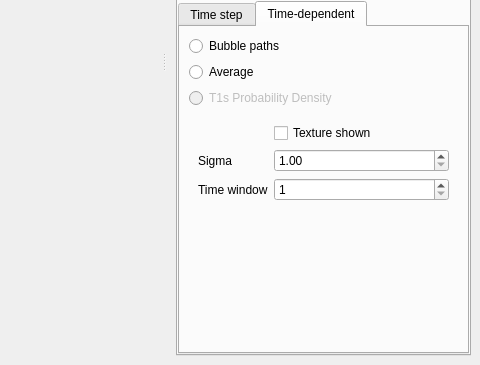
The window that MainWindow.ui (danlipsa/foamvis) describes before a commit, drawn with Qt 5; both pictures show x 532 to 1012 and y 244 to 609 of the 1012 by 609 pixel window.
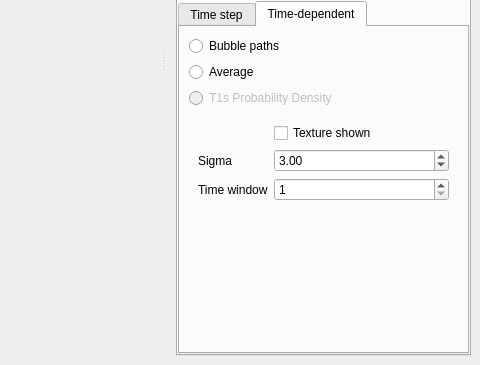
The same window after the commit. The open tabs and pages were chosen to show the change. Custom widgets are drawn as their Qt base class.

Patch:
```diff
--- a/MainWindow.ui
+++ b/MainWindow.ui
@@ -1946,6 +1946,9 @@
                    <property name="maximum">
                     <double>7.000000000000000</double>
                    </property>
+                   <property name="value">
+                    <double>3.000000000000000</double>
+                   </property>
                   </widget>
                  </item>
                 </layout>
```
